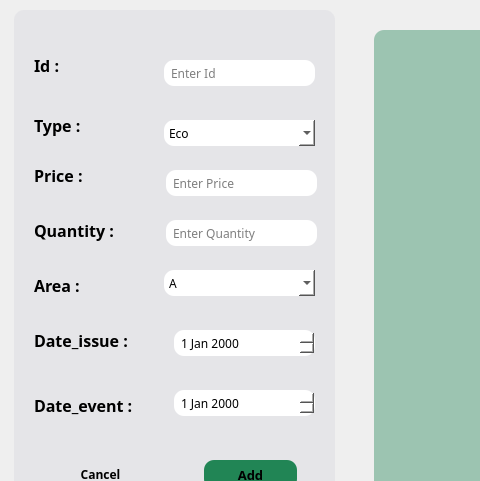
Above: mainwindow.ui from PCPP2425-esprit2A7/2a7-smart-football-competition before the change; both pictures show x 156 to 636 and y 140 to 621 of the 1427 by 801 pixel window. Below: the same form after it.
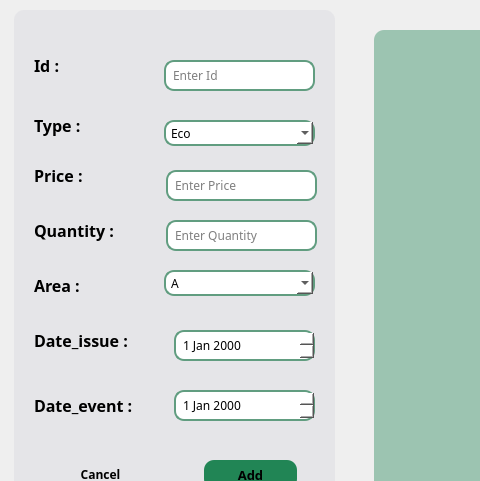
That is the form after the change. Icons and pictures are not drawn.

The edit to the form file:
```diff
--- a/mainwindow.ui
+++ b/mainwindow.ui
@@ -318,14 +318,15 @@
        <x>150</x>
        <y>50</y>
        <width>151</width>
-       <height>26</height>
+       <height>31</height>
       </rect>
      </property>
      <property name="styleSheet">
       <string notr="true">#id {
-    border-radius: 10px;         /* Rounded corners */
+    border-radius: 10px ;         /* Rounded corners */
     padding: 5px;                /* Padding for text */
     background: white; 
+	border:2px solid #619D80;
 }
 </string>
      </property>
@@ -347,6 +348,7 @@
     border-radius: 10px;         /* Rounded corners */
     padding: 5px;                /* Padding for text */
     background: white; 
+	border:2px solid #619D80;
 }
 </string>
      </property>
@@ -380,6 +382,8 @@
     border-radius: 10px;         /* Rounded corners */
     padding: 5px;                /* Padding for text */
     background: white; 
+	
+	border:2px solid #619D80;
 }
 </string>
      </property>
@@ -405,7 +409,7 @@
        <x>152</x>
        <y>160</y>
        <width>151</width>
-       <height>26</height>
+       <height>31</height>
       </rect>
      </property>
      <property name="styleSheet">
@@ -413,6 +417,8 @@
     border-radius: 10px;         /* Rounded corners */
     padding: 5px;                /* Padding for text */
     background: white; 
+	
+	border:2px solid #619D80;
 }
 </string>
      </property>
@@ -426,7 +432,7 @@
        <x>152</x>
        <y>210</y>
        <width>151</width>
-       <height>26</height>
+       <height>31</height>
       </rect>
      </property>
      <property name="styleSheet">
@@ -434,6 +440,8 @@
     border-radius: 10px;         /* Rounded corners */
     padding: 5px;                /* Padding for text */
     background: white; 
+	
+	border:2px solid #619D80;
 }
 </string>
      </property>
@@ -447,7 +455,7 @@
        <x>160</x>
        <y>320</y>
        <width>141</width>
-       <height>26</height>
+       <height>31</height>
       </rect>
      </property>
      <property name="styleSheet">
@@ -455,6 +463,8 @@
     border-radius: 10px;         /* Rounded corners */
     padding: 5px;                /* Padding for text */
     background: white; 
+
+	border:2px solid #619D80;
 }
 </string>
      </property>
@@ -465,7 +475,7 @@
        <x>160</x>
        <y>380</y>
        <width>141</width>
-       <height>26</height>
+       <height>31</height>
       </rect>
      </property>
      <property name="styleSheet">
@@ -473,6 +483,8 @@
     border-radius: 10px;         /* Rounded corners */
     padding: 5px;                /* Padding for text */
     background: white; 
+
+	border:2px solid #619D80;
 }
 </string>
      </property>
```
